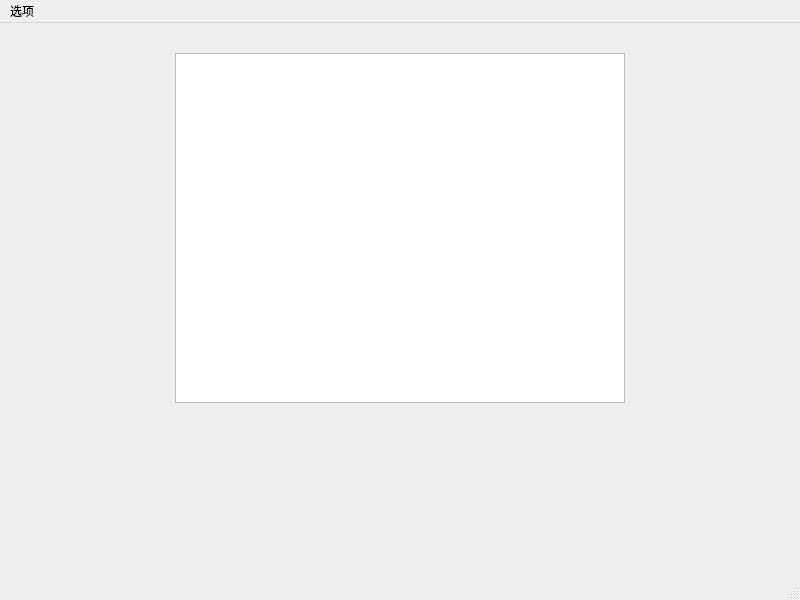
Old version of the form mainwindow.ui in the repository Saramandaaa/MyGame.
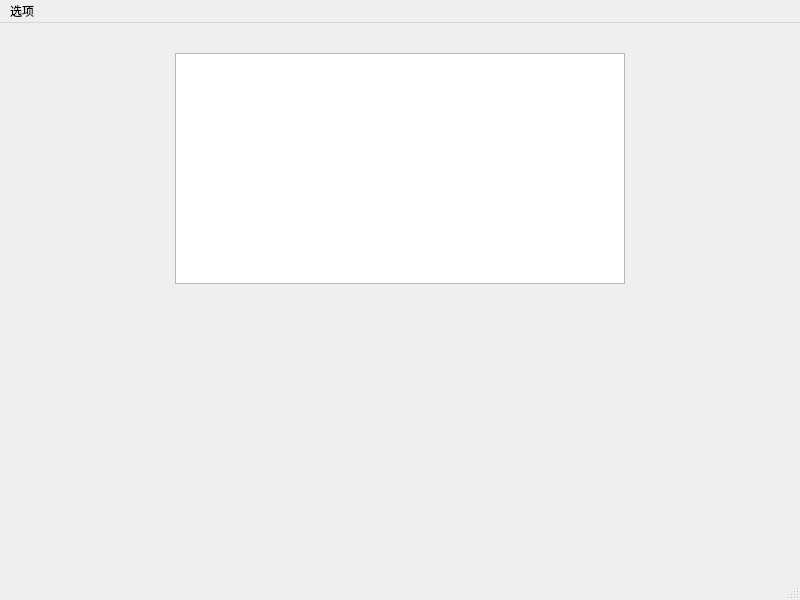
New version of the form.

```diff
--- a/mainwindow.ui
+++ b/mainwindow.ui
@@ -31,7 +31,17 @@
       <x>175</x>
       <y>30</y>
       <width>450</width>
-      <height>350</height>
+      <height>231</height>
+     </rect>
+    </property>
+   </widget>
+   <widget class="QWidget" name="buttons" native="true">
+    <property name="geometry">
+     <rect>
+      <x>150</x>
+      <y>290</y>
+      <width>501</width>
+      <height>241</height>
      </rect>
     </property>
    </widget>
```
Left out of the diff: 11 changed lines with no effect on the pictures.
